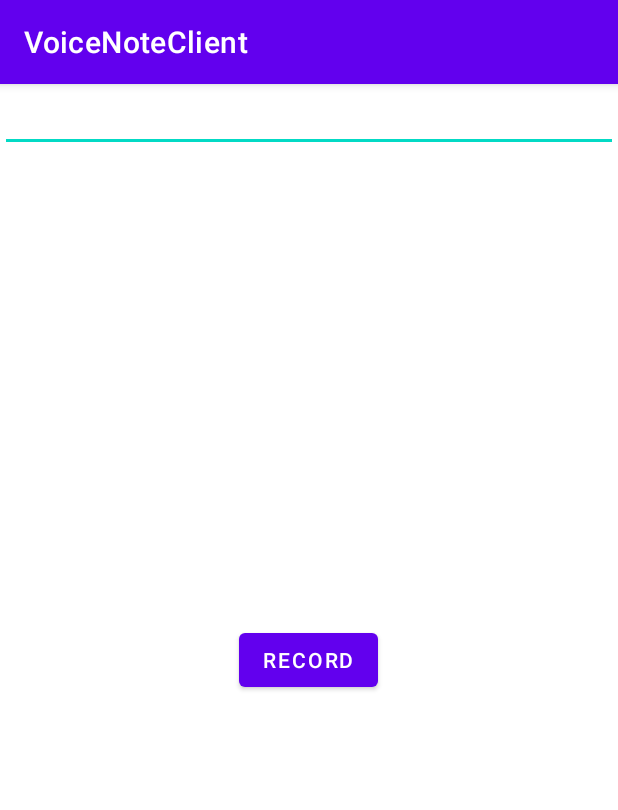
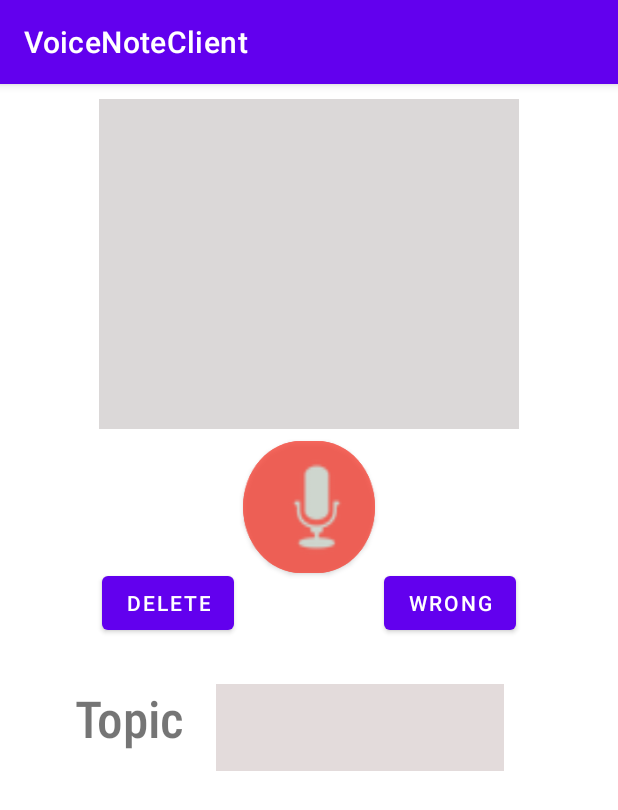
Before and after one commit to jsnfly/VoiceNote, an Android app: the screen it shows after launch (MainActivity), on a phone screen of 412 x 824 dp. Shown: the top 810 px of the screen. Run offline under Robolectric (Android 15) with nearby library versions, the phone set to English and light mode, and no system bars.

Commit message:
very basic layout

```diff
--- a/android_app/app/src/main/java/com/example/voicenoteclient/MainActivity.kt
+++ b/android_app/app/src/main/java/com/example/voicenoteclient/MainActivity.kt
@@ -10,13 +10,14 @@ import android.media.AudioRecord
 import android.media.MediaRecorder
 import android.util.Log
 import android.widget.Button
-import android.widget.EditText
+import android.widget.TextView
 import androidx.core.app.ActivityCompat
 import java.io.DataOutputStream
 import java.io.DataInputStream
 import java.net.Socket
 import java.net.InetSocketAddress
 import Message
+import android.annotation.SuppressLint
 import android.view.MotionEvent
 
 class MainActivity : AppCompatActivity() {
@@ -30,17 +31,18 @@ class MainActivity : AppCompatActivity() {
     private var dataInputStream: DataInputStream? = null
     private var streamingThread: Thread? = null
     private var isStreaming: Boolean = false
-    private var textOutput: EditText? = null
-
+    private var textOutput: TextView? = null
+    @SuppressLint("ClickableViewAccessibility")
     override fun onCreate(savedInstanceState: Bundle?) {
         super.onCreate(savedInstanceState)
         setContentView(R.layout.activity_main)
 
-        val streamButton: Button = findViewById(R.id.streamButton)
-        textOutput = findViewById(R.id.plain_text_input)
+        val recordButton: Button = findViewById(R.id.recordButton)
+        textOutput = findViewById(R.id.transcription)
 
-        streamButton.setOnTouchListener { _, event ->
+        recordButton.setOnTouchListener { _, event ->
             if (event.action == MotionEvent.ACTION_DOWN) {
+                recordButton.setBackgroundColor(getResources().getColor(R.color.black));
                 stream()
             } else if (event.action == MotionEvent.ACTION_UP) {
                 isStreaming = false
--- a/android_app/app/src/main/res/layout/activity_main.xml
+++ b/android_app/app/src/main/res/layout/activity_main.xml
@@ -1,19 +1,86 @@
 <?xml version="1.0" encoding="utf-8"?>
+
 <RelativeLayout xmlns:android="http://schemas.android.com/apk/res/android"
+    xmlns:app="http://schemas.android.com/apk/res-auto"
+    xmlns:tools="http://schemas.android.com/tools"
     android:layout_width="match_parent"
     android:layout_height="match_parent">
 
     <Button
-        android:id="@+id/streamButton"
+        android:id="@+id/recordButton"
+        android:layout_width="100dp"
+        android:layout_height="100dp"
+        android:layout_below="@+id/transcription"
+        android:layout_centerHorizontal="true"
+        android:layout_marginTop="2dp"
+        android:backgroundTint="#F44336"
+        android:alpha="0.8"
+        android:scaleX="0.88"
+        android:textAlignment="viewStart"
+        android:textAllCaps="false"
+        android:textSize="0sp"
+        android:translationY="10dp"
+        android:visibility="visible"
+        app:cornerRadius="550dp"
+        app:icon="@android:drawable/ic_btn_speak_now"
+        app:iconGravity="textStart"
+        app:iconPadding="0dp"
+        app:iconSize="80dp"
+        app:iconTint="#CDD8CE"
+        tools:ignore="SpeakableTextPresentCheck" />
+
+    <TextView
+        android:id="@+id/transcription"
+        android:layout_centerHorizontal="true"
+        android:translationY="10dp"
+        android:layout_width="280dp"
+        android:layout_height="220dp"
+        android:alpha="0.5"
+        android:background="#B8B1B1" />
+
+    <Button
+        android:id="@+id/deleteButton"
         android:layout_width="wrap_content"
         android:layout_height="wrap_content"
-        android:layout_centerInParent="true"
-        android:text="@string/start_streaming" />
+        android:layout_below="@+id/recordButton"
+        android:layout_marginTop="0dp"
+        android:layout_marginEnd="0dp"
+        android:layout_toStartOf="@+id/recordButton"
+        android:text="@string/del" />
+
+    <Button
+        android:id="@+id/wrongButton"
+        android:layout_width="wrap_content"
+        android:layout_height="wrap_content"
+        android:layout_below="@+id/recordButton"
+        android:layout_marginStart="0dp"
+        android:layout_marginTop="0dp"
+        android:layout_toEndOf="@+id/recordButton"
+        android:text="@string/wrong" />
+
+    <TextView
+        android:id="@+id/topic"
+        android:layout_width="105dp"
+        android:layout_height="59dp"
+        android:layout_alignParentStart="true"
+        android:layout_alignParentTop="true"
+        android:layout_marginStart="33dp"
+        android:layout_marginTop="400dp"
+        android:fontFamily="sans-serif-condensed-light"
+        android:text="@string/topic"
+        android:textAlignment="center"
+        android:textSize="34sp"
+        android:textStyle="bold" />
 
     <EditText
-        android:id="@+id/plain_text_input"
-        android:layout_height="wrap_content"
-        android:layout_width="match_parent"
-        android:inputType="text"/>
-
+        android:id="@+id/editTextTopic"
+        android:layout_width="192dp"
+        android:layout_height="58dp"
+        android:layout_alignParentTop="true"
+        android:layout_marginStart="5dp"
+        android:layout_marginTop="400dp"
+        android:layout_toEndOf="@+id/topic"
+        android:background="#E3DBDB"
+        android:ems="10"
+        android:textSize="26sp" />
 </RelativeLayout>
--- a/android_app/app/src/main/res/values/strings.xml
+++ b/android_app/app/src/main/res/values/strings.xml
@@ -1,4 +1,6 @@
 <resources>
     <string name="app_name">VoiceNoteClient</string>
-    <string name="start_streaming">RECORD</string>
+    <string name="del">Delete</string>
+    <string name="wrong">Wrong</string>
+    <string name="topic">Topic</string>
 </resources>
```
